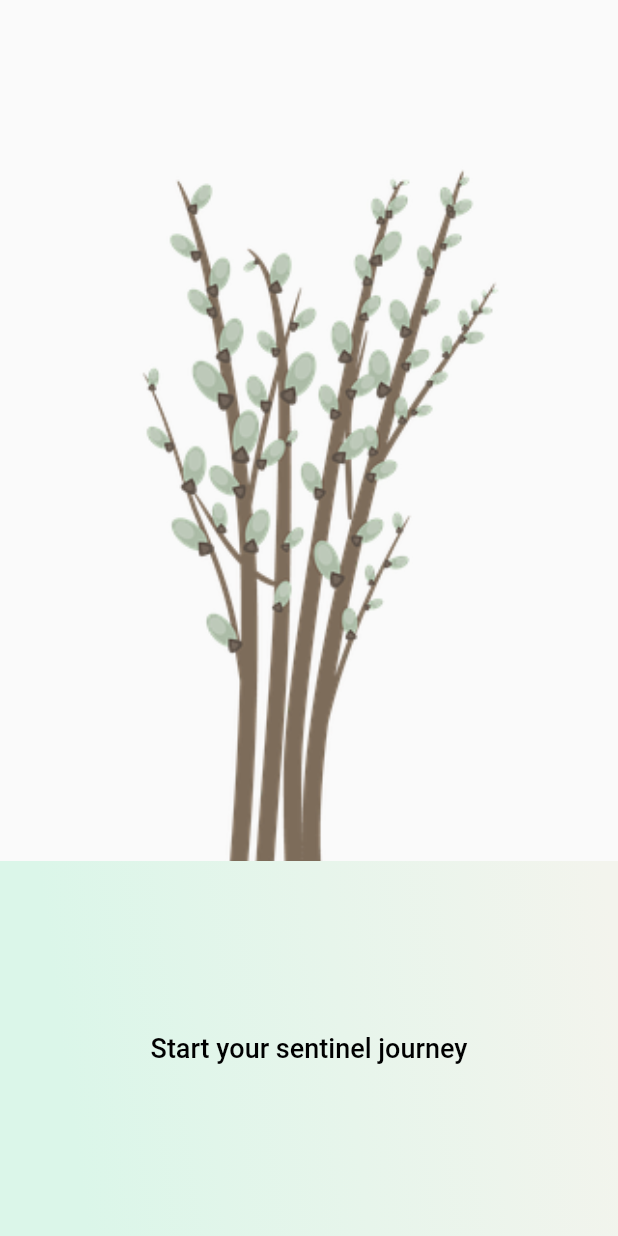
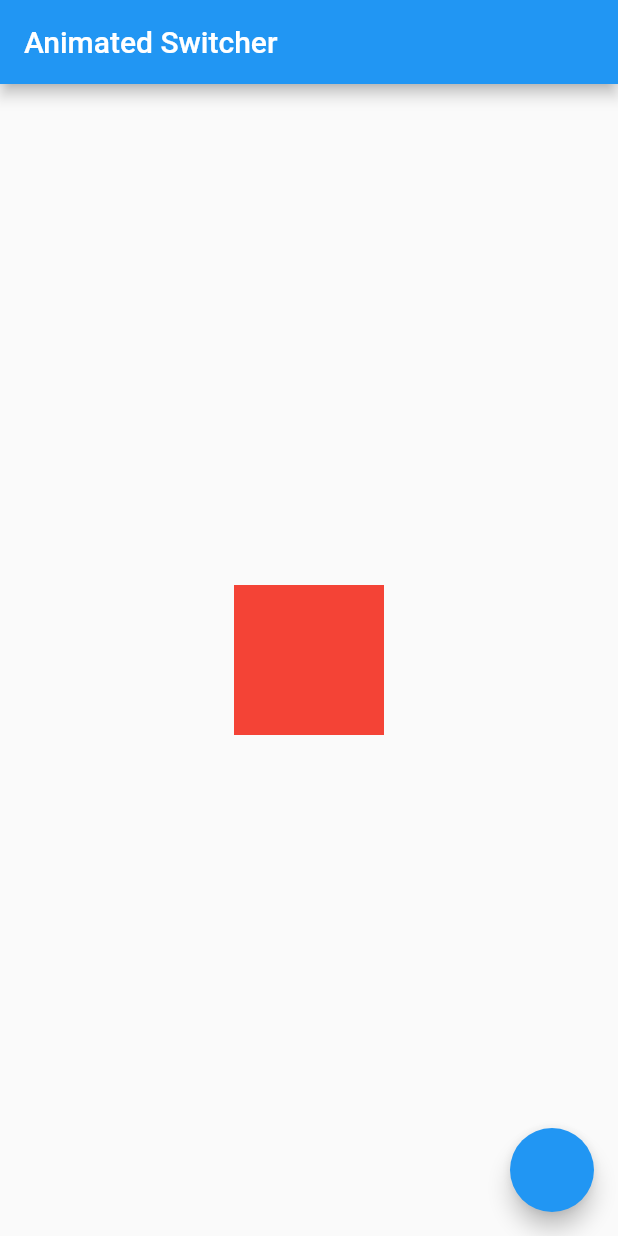
Before and after one commit to echelonx0/droid, a Flutter app: the LandingScreen screen opened directly, on a phone screen of 412 x 824 dp. Run offline on Flutter 3.47's test engine with Material 2 defaults, Android fonts, the light colour scheme and no system bars; our stand-ins replace font_awesome_flutter, google_fonts, group_button, hive, hive_flutter, page_transition and 2 more; missing offline and left inert: bezier_chart; accounts and stored records are empty; generated files the repository leaves out were written again; statements that could not run were skipped.

Commit message:
messing around

```diff
--- a/lib/home_page_sceen.dart
+++ b/lib/home_page_sceen.dart
@@ -8,8 +8,6 @@ import 'common/constants.dart';
 import 'custom_widgets/graph_card_widget.dart';
 
 class HomePageScreen extends StatefulWidget {
-  HomePageScreen({Key key}) : super(key: key);
-
   @override
   _HomePageScreenState createState() => _HomePageScreenState();
 }
--- a/lib/main.dart
+++ b/lib/main.dart
@@ -1,21 +1,16 @@
-import 'dart:io';
-import 'package:drone/screens/home.dart';
+import 'package:animations/animations.dart';
+import 'package:drone/screens/landing_screen.dart';
 import 'package:flutter/material.dart';
 import 'package:hive/hive.dart';
-import 'package:path_provider/path_provider.dart' as pathProvider;
-
 import 'package:hive_flutter/hive_flutter.dart';
 
-import 'demos/demo.dart';
+import 'home_page_sceen.dart';
 import 'services/model_one.dart';
 
 Future<void> main() async {
   WidgetsFlutterBinding.ensureInitialized();
 
   await Hive.initFlutter();
-  // Directory directory = await pathProvider.getApplicationDocumentsDirectory();
-  // Hive.init(directory.path);
-
   Hive.registerAdapter(InventoryAdapter());
   runApp(MyApp());
 }
@@ -30,67 +25,14 @@ class MyApp extends StatelessWidget {
       theme: ThemeData(
         primarySwatch: Colors.blue,
         visualDensity: VisualDensity.adaptivePlatformDensity,
+        pageTransitionsTheme: PageTransitionsTheme(
+          builders: {
+            TargetPlatform.android: FadeThroughPageTransitionsBuilder(),
+            TargetPlatform.iOS: FadeThroughPageTransitionsBuilder(),
+          },
+        ),
       ),
-      // home: MyDemo(),
-      home: HomeScreen(),
+      home: HomePageScreen(),
     );
   }
 }
-
-// import 'package:flutter/cupertino.dart';
-// import 'package:flutter/material.dart';
-
-// void main() => runApp(MyApp());
-
-// class MyApp extends StatelessWidget {
-//   // This widget is the root of your application.
-//   @override
-//   Widget build(BuildContext context) {
-//     return MaterialApp(
-//       title: 'extended_tabs demo',
-//       debugShowCheckedModeBanner: false,
-//       theme: ThemeData(
-//         primarySwatch: Colors.blue,
-//       ),
-//       initialRoute: Routes.fluttercandiesMainpage,
-//       onGenerateRoute: (RouteSettings settings) {
-//         return onGenerateRoute(
-//           settings: settings,
-//           getRouteSettings: getRouteSettings,
-//           routeSettingsWrapper: (FFRouteSettings ffRouteSettings) {
-//             if (ffRouteSettings.name == Routes.fluttercandiesMainpage ||
-//                 ffRouteSettings.name == Routes.fluttercandiesDemogrouppage) {
-//               return ffRouteSettings;
-//             }
-//             return ffRouteSettings.copyWith(
-//                 widget: CommonWidget(
-//               child: ffRouteSettings.widget,
-//               title: ffRouteSettings.routeName,
-//             ));
-//           },
-//         );
-//       },
-//     );
-//   }
-// }
-
-// class CommonWidget extends StatelessWidget {
-//   const CommonWidget({
-//     this.child,
-//     this.title,
-//   });
-//   final Widget? child;
-//   final String? title;
-
-//   @override
-//   Widget build(BuildContext context) {
-//     return Scaffold(
-//       appBar: AppBar(
-//         title: Text(
-//           title!,
-//         ),
-//       ),
-//       body: child,
-//     );
-//   }
-// }
--- a/lib/screens/landing_screen.dart
+++ b/lib/screens/landing_screen.dart
@@ -1,4 +1,4 @@
-import 'package:drone/screens/login_screen.dart';
+import 'package:drone/screens/pulse_screen.dart';
 import 'package:flutter/material.dart';
 
 class LandingScreen extends StatefulWidget {
@@ -7,49 +7,29 @@ class LandingScreen extends StatefulWidget {
 }
 
 class _LandingScreenState extends State<LandingScreen> {
+  bool isVisible = true;
+
   @override
   Widget build(BuildContext context) {
     return Scaffold(
-      body: Stack(
-        children: [
-          Container(
-            decoration: BoxDecoration(
-              image: DecorationImage(
-                image: AssetImage('images/bg_3.png'),
-                fit: BoxFit.cover,
-              ),
-            ),
-          ),
-          Positioned(
-            bottom: 0,
-            child: Container(
-              height: 250,
-              width: MediaQuery.of(context).size.width,
-              child: TextButton(
-                child: Text(
-                  'Start your sentinel journey',
-                  style: TextStyle(color: Colors.black, fontSize: 18),
-                ),
-                onPressed: () {
-                  Navigator.of(context).pushReplacement(MaterialPageRoute(
-                      builder: (BuildContext context) => LoginPage()));
-                },
-              ),
-              decoration: BoxDecoration(
-                gradient: LinearGradient(
-                    colors: [
-                      const Color(0xFFdbf6e9),
-                      const Color(0xFFf3f4ed),
-                    ],
-                    begin: const FractionalOffset(0.1, 0.5),
-                    end: const FractionalOffset(1.0, 0.3),
-                    stops: [0.0, 1.0],
-                    tileMode: TileMode.clamp),
-              ),
-            ),
-          ),
-        ],
-      ),
+      appBar: AppBar(title: Text("Animated Switcher")),
+      floatingActionButton: FloatingActionButton(onPressed: () {
+        setState(() {
+          isVisible = !isVisible;
+        });
+      }),
+      body: Center(
+          child: AnimatedSwitcher(
+        switchInCurve: Curves.easeInBack,
+        child: isVisible
+            ? Container(
+                height: 100.0,
+                width: 100.0,
+                color: Colors.red,
+              )
+            : PulseScreen(),
+        duration: Duration(seconds: 2),
+      )),
     );
   }
 }
```
Also changed, not shown: lib/demos/demo_two.dart (deleted, +0 -48 lines), pubspec.yaml (+17 -24 lines), lib/screens/calm_screen.dart (deleted), pubspec.lock, 4 other files.
